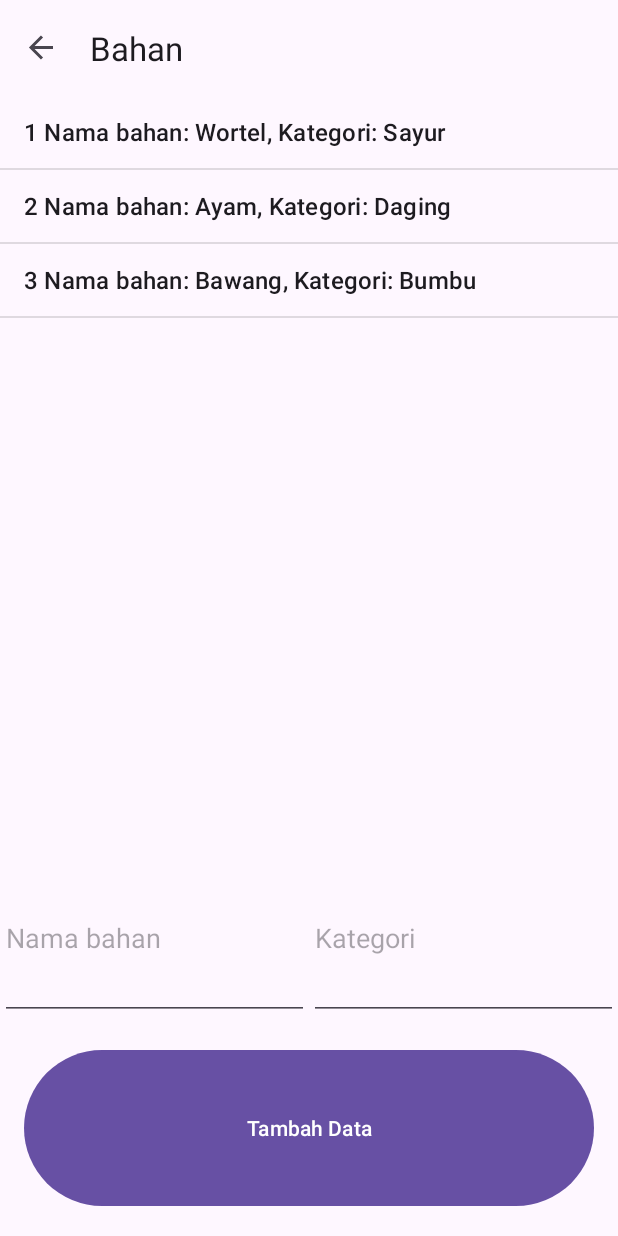
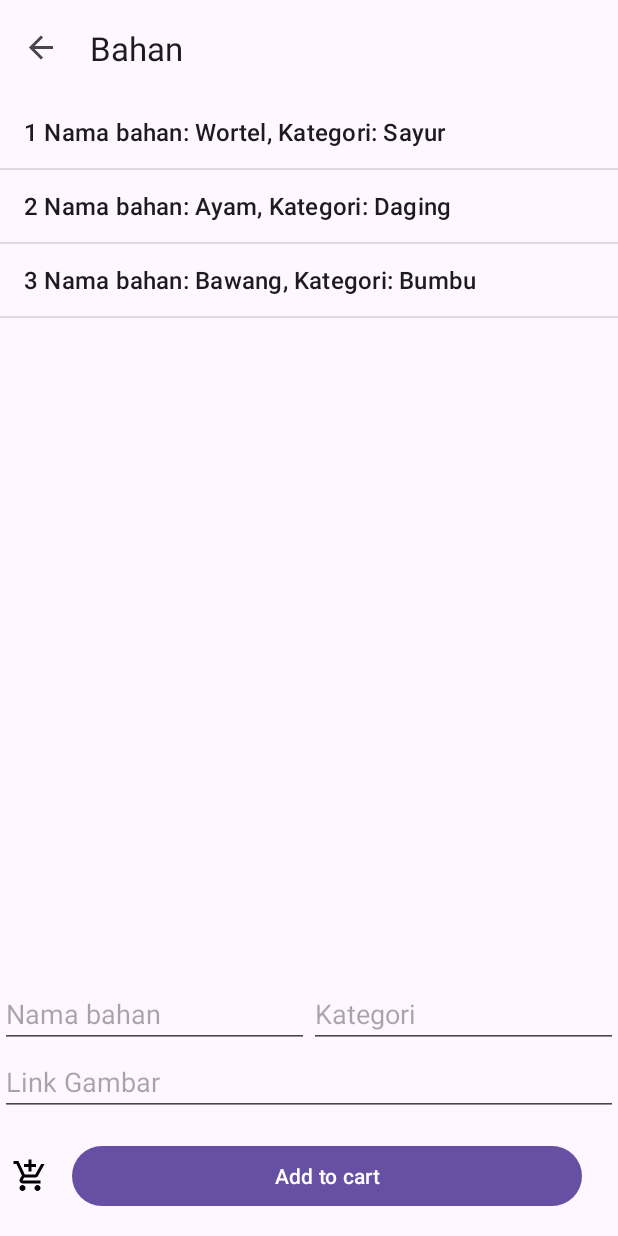
Before and after one commit to ChristopherJ123/PABA_BelajarNavigation, an Android app: the BahanFragment screen opened through its navigation route, on a phone screen of 412 x 824 dp. Run offline under Robolectric (Android 15) with nearby library versions, the phone set to English and light mode, and no system bars; our stand-ins replace navigation-ui.

Commit message:
pert13: lat rec view 1

```diff
--- /dev/null
+++ b/app/src/main/res/drawable/outline_add_shopping_cart_24.xml
@@ -0,0 +1,5 @@
+<vector xmlns:android="http://schemas.android.com/apk/res/android" android:height="24dp" android:tint="#000000" android:viewportHeight="960" android:viewportWidth="960" android:width="24dp">
+
+    <path android:fillColor="@android:color/white" android:pathData="M440,360L440,240L320,240L320,160L440,160L440,40L520,40L520,160L640,160L640,240L520,240L520,360L440,360ZM280,880Q247,880 223.5,856.5Q200,833 200,800Q200,767 223.5,743.5Q247,720 280,720Q313,720 336.5,743.5Q360,767 360,800Q360,833 336.5,856.5Q313,880 280,880ZM680,880Q647,880 623.5,856.5Q600,833 600,800Q600,767 623.5,743.5Q647,720 680,720Q713,720 736.5,743.5Q760,767 760,800Q760,833 736.5,856.5Q713,880 680,880ZM40,160L40,80L171,80L341,440L621,440Q621,440 621,440Q621,440 621,440L777,160L868,160L692,478Q681,498 662.5,509Q644,520 622,520L324,520L280,600Q280,600 280,600Q280,600 280,600L760,600L760,680L280,680Q235,680 211.5,641Q188,602 210,562L264,464L120,160L40,160Z"/>
+
+</vector>
--- a/app/src/main/res/layout/fragment_bahan.xml
+++ b/app/src/main/res/layout/fragment_bahan.xml
@@ -6,20 +6,20 @@
     android:layout_width="match_parent"
     android:layout_height="match_parent"
     android:orientation="vertical"
-    android:weightSum="10"
+    android:weightSum="1"
     tools:context=".BahanFragment">
 
     <ListView
         android:id="@+id/lv1"
         android:layout_width="match_parent"
         android:layout_height="0dp"
-        android:layout_weight="8">
+        android:layout_weight="1">
     </ListView>
 
     <LinearLayout
         android:layout_width="match_parent"
         android:layout_height="wrap_content"
-        android:layout_weight="1">
+        >
         <EditText
             android:id="@+id/etNamaBahan"
             android:layout_width="0dp"
@@ -33,12 +33,36 @@
             android:layout_weight="1"
             android:hint="Kategori"/>
     </LinearLayout>
-
-    <Button
-        android:id="@+id/btnTambahData"
+    <LinearLayout
         android:layout_width="match_parent"
         android:layout_height="wrap_content"
-        android:layout_weight="1"
-        android:layout_margin="16dp"
-        android:text="Tambah Data" />
+        >
+        <EditText
+            android:id="@+id/etLinkGambar"
+            android:layout_width="0dp"
+            android:layout_height="match_parent"
+            android:layout_weight="1"
+            android:hint="Link Gambar"/>
+    </LinearLayout>
+
+    <LinearLayout
+        android:layout_width="match_parent"
+        android:layout_height="wrap_content"
+        android:orientation="horizontal"
+        android:gravity="center"
+        android:layout_marginHorizontal="8sp"
+        >
+        <ImageView
+            android:layout_width="wrap_content"
+            android:layout_height="wrap_content"
+            android:src="@drawable/outline_add_shopping_cart_24"/>
+        <Button
+            android:id="@+id/btnTambahData"
+            android:layout_width="0dp"
+            android:layout_height="wrap_content"
+            android:layout_weight="1"
+            android:layout_margin="16dp"
+            android:text="Add to cart" />
+    </LinearLayout>
+
 </LinearLayout>
```
